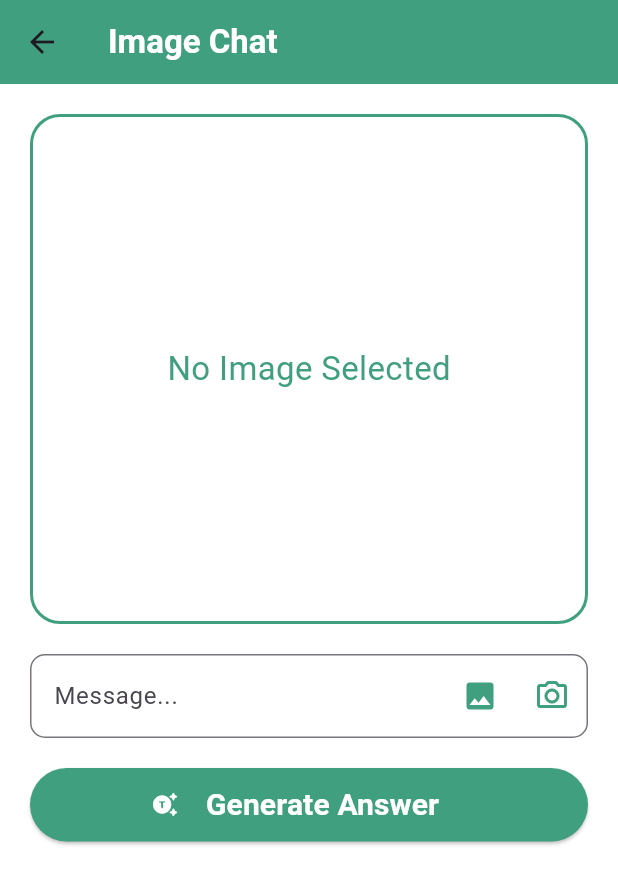
After one commit to Rishi-k-s/samudra_cusat, a Flutter app: the screen it shows after launch, after a tap on "Marine Detections", on a phone screen of 412 x 824 dp. The commit adds this screen. Shown: the top 884 px of the screen. Run offline on Flutter 3.47's test engine with Material 3 defaults, Android fonts, the phone set to English and light mode, and no system bars; our stand-ins replace bloc, dio, flutter_bloc, flutter_spinkit, image_picker, lottie.

Commit message:
added stuff commit

```diff
--- /dev/null
+++ b/lib/pages/image_chat.dart
@@ -0,0 +1,212 @@
+import 'dart:convert';
+import 'dart:io';
+import 'package:flutter/material.dart';
+import 'package:flutter_spinkit/flutter_spinkit.dart';
+import 'package:image_picker/image_picker.dart';
+import 'package:http/http.dart' as http;
+
+class ImageChat extends StatefulWidget {
+  const ImageChat({super.key});
+
+  @override
+  State<ImageChat> createState() => _ImageChatState();
+}
+
+class _ImageChatState extends State<ImageChat> {
+  XFile? pickedImage;
+  String mytext = '';
+  bool scanning = false;
+
+  TextEditingController prompt = TextEditingController();
+
+  final ImagePicker _imagePicker = ImagePicker();
+
+  final apiUrl =
+      'https://generativelanguage.googleapis.com/v1beta/models/gemini-pro-vision:generateContent?key=AIzaSyAyhEPoeJhtkUEr-ZfopRxJBQTU2y7JAJI';
+
+  final header = {
+    'Content-Type': 'application/json',
+  };
+
+  getImage(ImageSource ourSource) async {
+    XFile? result = await _imagePicker.pickImage(source: ourSource);
+
+    if (result != null) {
+      setState(() {
+        pickedImage = result;
+      });
+    }
+  }
+
+  getdata(image, promptValue) async {
+    setState(() {
+      scanning = true;
+      mytext = '';
+    });
+
+    try {
+      List<int> imageBytes = File(image.path).readAsBytesSync();
+      String base64File = base64.encode(imageBytes);
+
+      final data = {
+        "contents": [
+          {
+            "parts": [
+              {"text": promptValue},
+              {
+                "inlineData": {
+                  "mimeType": "image/jpeg",
+                  "data": base64File,
+                }
+              }
+            ]
+          }
+        ],
+      };
+
+      await http
+          .post(Uri.parse(apiUrl), headers: header, body: jsonEncode(data))
+          .then((response) {
+        if (response.statusCode == 200) {
+          var result = jsonDecode(response.body);
+          mytext = result['candidates'][0]['content']['parts'][0]['text'];
+        } else {
+          mytext = 'Response status : ${response.statusCode}';
+        }
+      }).catchError((error) {
+        print('Error occored ${error}');
+      });
+    } catch (e) {
+      print('Error occured ${e}');
+    }
+
+    scanning = false;
+
+    setState(() {});
+  }
+
+  @override
+  Widget build(BuildContext context) {
+    return Scaffold(
+      appBar: AppBar(
+        title: Text(
+          'Image Chat',
+          style: TextStyle(color: Colors.white, fontWeight: FontWeight.bold),
+        ),
+        backgroundColor: Color.fromRGBO(63, 159, 127, 1),
+      ),
+      body: Padding(
+        padding: const EdgeInsets.all(20.0),
+        child: ListView(
+          children: [
+            pickedImage == null
+                ? Container(
+                    height: 340,
+                    decoration: BoxDecoration(
+                      borderRadius: BorderRadius.circular(20.0),
+                      border: Border.all(
+                        color: Color.fromRGBO(63, 159, 127, 1),
+                        width: 2.0,
+                      ),
+                    ),
+                    child: Center(
+                      child: Text(
+                        'No Image Selected',
+                        style: TextStyle(
+                            fontSize: 22,
+                            color: Color.fromRGBO(63, 159, 127, 1)),
+                      ),
+                    ))
+                : Container(
+                    height: 340,
+                    child: Center(
+                        child: Image.file(
+                      File(pickedImage!.path),
+                      height: 400,
+                    ))),
+            SizedBox(height: 20),
+            TextField(
+              controller: prompt,
+              decoration: InputDecoration(
+                border: OutlineInputBorder(
+                  borderRadius: BorderRadius.circular(10.0),
+                  borderSide: BorderSide(
+                    color: Colors.black,
+                    width: 2.0,
+                  ),
+                ),
+                focusedBorder: OutlineInputBorder(
+                  borderRadius: BorderRadius.circular(10.0),
+                  borderSide: BorderSide(
+                    color: Colors.black,
+                    width: 2.0,
+                  ),
+                ),
+                suffixIcon: Row(
+                  mainAxisSize: MainAxisSize.min,
+                  children: [
+                    IconButton(
+                        onPressed: () {
+                          getImage(ImageSource.gallery);
+                        },
+                        icon: Icon(
+                          Icons.photo,
+                          color: Color.fromRGBO(63, 159, 127, 1),
+                        )),
+                    IconButton(
+                        onPressed: () {
+                          getImage(ImageSource.camera);
+                        },
+                        icon: Icon(
+                          Icons.camera_alt_outlined,
+                          color: Color.fromRGBO(63, 159, 127, 1),
+                        )),
+                  ],
+                ),
+                hintText: 'Message...',
+              ),
+            ),
+            SizedBox(
+              height: 20,
+            ),
+            ElevatedButton.icon(
+              onPressed: () {
+                getdata(pickedImage, prompt.text);
+              },
+              icon: Icon(
+                Icons.generating_tokens_rounded,
+                color: Colors.white,
+              ),
+              label: Padding(
+                padding: const EdgeInsets.all(10),
+                child: Text(
+                  'Generate Answer',
+                  style: TextStyle(
+                      color: Colors.white,
+                      fontSize: 20,
+                      fontWeight: FontWeight.bold),
+                ),
+              ),
+              style: ElevatedButton.styleFrom(
+                backgroundColor: Color.fromRGBO(63, 159, 127, 1),
+              ),
+            ),
+            SizedBox(height: 30),
+            scanning
+                ? Padding(
+                    padding: const EdgeInsets.only(top: 60),
+                    child: Center(
+                        child: SpinKitThreeBounce(
+                      color: Color.fromRGBO(63, 159, 127, 1),
+                      size: 20,
+                    )),
+                  )
+                : Text(mytext,
+                    textAlign: TextAlign.center,
+                    style: TextStyle(fontSize: 20)),
+          ],
+        ),
+      ),
+    );
+  }
+}
--- a/lib/pages/mainUI.dart
+++ b/lib/pages/mainUI.dart
@@ -1,5 +1,8 @@
 import 'package:flutter/material.dart';
 import 'package:samudra_ai/pages/test.dart';
+import 'package:samudra_ai/pages/chat_page.dart';
+import 'package:samudra_ai/pages/eCommerce.dart';
+import 'package:samudra_ai/pages/image_chat.dart';
 
 class HomeMain extends StatefulWidget {
   const HomeMain({super.key});
@@ -11,6 +14,24 @@ class HomeMain extends StatefulWidget {
 class _HomeMainState extends State<HomeMain> {
   @override
   Widget build(BuildContext context) {
+    return MainTest();
+  }
+}
+
+
+
+
+
+class MainTest extends StatefulWidget {
+  const MainTest({super.key});
+
+  @override
+  State<MainTest> createState() => _MainTestState();
+}
+
+class _MainTestState extends State<MainTest> {
+  @override
+  Widget build(BuildContext context) {
     return Scaffold(
       appBar: AppBar(
         title: const Text("Samudra"), centerTitle: true,
@@ -19,21 +40,78 @@ class _HomeMainState extends State<HomeMain> {
           color: Color.fromARGB(255, 12, 57, 124),
           fontWeight: FontWeight.bold
         ),
-
+        backgroundColor: Color.fromRGBO(156, 230, 255, 0.882),
       ),
-
-      floatingActionButton: FloatingActionButton(
-        onPressed: () {
-          // Navigate to the 'abcd' page when the floating button is clicked
-          Navigator.push(
-            context,
-            MaterialPageRoute(builder: (context) => const MainTest()),
-          );
-        },
-        backgroundColor: const Color.fromARGB(255, 12, 57, 124),
-        child: const Icon(Icons.navigate_next),
+      body: Center(
+        child: Column(
+          mainAxisAlignment: MainAxisAlignment.center,
+          children: [
+            ElevatedButton.icon(
+              onPressed: () {
+                Navigator.push(
+                  context,
+                  MaterialPageRoute(builder: (context) => MyFishApp()),
+                );
+              },
+              icon: Icon(Icons.shopping_cart),
+              label: Text('Marketplace'),
+              style: ElevatedButton.styleFrom(
+                shape: RoundedRectangleBorder(
+                  borderRadius: BorderRadius.circular(10.0),
+                ),
+                textStyle: TextStyle(
+                  fontSize: 24.0,
+                  fontWeight: FontWeight.bold,
+                ),
+                padding: EdgeInsets.all(20.0),
+              ),
+            ),
+            SizedBox(height: 20.0),
+            ElevatedButton.icon(
+              onPressed: () {
+                Navigator.push(
+                  context,
+                  MaterialPageRoute(builder: (context) => ChatPage()),
+                );
+              },
+              icon: Icon(Icons.chat),
+              label: Text('Marine Chat'),
+              style: ElevatedButton.styleFrom(
+                shape: RoundedRectangleBorder(
+                  borderRadius: BorderRadius.circular(10.0),
+                ),
+                textStyle: TextStyle(
+                  fontSize: 24.0,
+                  fontWeight: FontWeight.bold,
+                ),
+                padding: EdgeInsets.all(20.0),
+              ),
+            ),
+            SizedBox(height: 20.0),
+            ElevatedButton.icon(
+              onPressed: () {
+                Navigator.push(
+                  context,
+                  MaterialPageRoute(builder: (context) => ImageChat()),
+                );
+              },
+              icon: Icon(Icons.image),
+              label: Text('Marine Detections'),
+              style: ElevatedButton.styleFrom(
+                shape: RoundedRectangleBorder(
+                  borderRadius: BorderRadius.circular(10.0),
+                ),
+                textStyle: TextStyle(
+                  fontSize: 24.0,
+                  fontWeight: FontWeight.bold,
+                ),
+                padding: EdgeInsets.all(20.0),
+              ),
+            ),
+            // Add more buttons as needed
+          ],
+        ),
       ),
-
     );
   }
 }
--- a/pubspec.yaml
+++ b/pubspec.yaml
@@ -34,6 +34,9 @@ dependencies:
   flutter_bloc:
   dio:
   lottie:
+  http:
+  image_picker:
+  flutter_spinkit:
 
   # The following adds the Cupertino Icons font to your application.
   # Use with the CupertinoIcons class for iOS style icons.
```
Also changed, not shown: lib/pages/chat_page.dart (+8 -6 lines), lib/pages/eCommerce.dart (+6 -1 lines), lib/pages/test.dart (+34 -102 lines), pubspec.lock, 9 other files.
